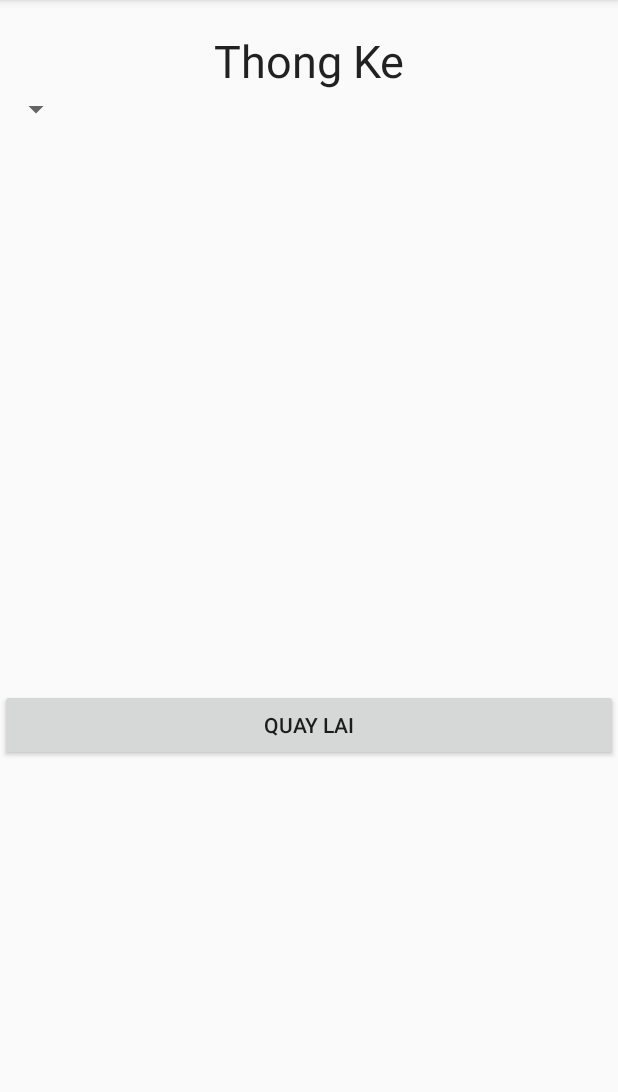
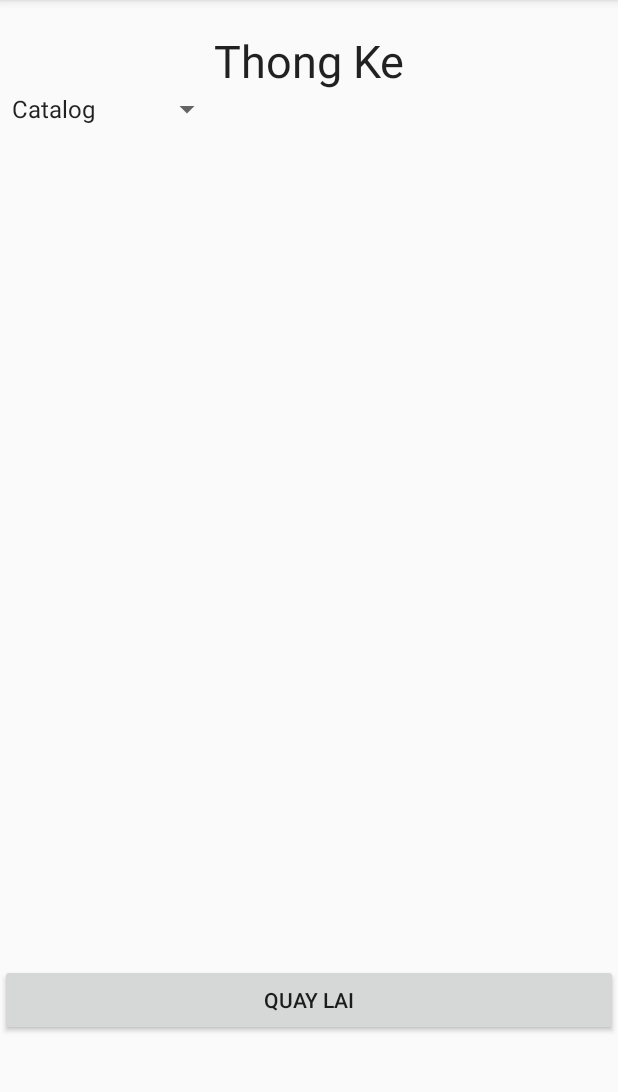
Before and after one commit to ptuanvu/MoneyKeeper, an Android app: the fragment ThongKeFragment placed in its activity, on a phone screen of 412 x 824 dp, the part 84-1176 px from its top. Run offline under Robolectric (Android 15) with nearby library versions, the phone set to English and light mode, and no system bars; libraries missing offline, so code that uses them is left out: com.orm; 4 statements that could not run were skipped.

Commit message:
update thong ke

```diff
--- a/app/src/main/java/hcmus/vuphan/moneykeeper/scences/ThongKeFragment.java
+++ b/app/src/main/java/hcmus/vuphan/moneykeeper/scences/ThongKeFragment.java
@@ -10,6 +10,7 @@ import android.view.ViewGroup;
 import android.widget.AdapterView;
 import android.widget.ArrayAdapter;
 import android.widget.Button;
+import android.widget.ListView;
 import android.widget.Spinner;
 import android.widget.TextView;
 
@@ -17,6 +18,7 @@ import java.util.ArrayList;
 import java.util.List;
 
 import hcmus.vuphan.moneykeeper.R;
+import hcmus.vuphan.moneykeeper.model.Catalog;
 import hcmus.vuphan.moneykeeper.model.ChiTieuThang;
 import hcmus.vuphan.moneykeeper.model.Giaodich;
 
@@ -28,6 +30,7 @@ public class ThongKeFragment extends Fragment{
     Spinner spinner ;
     TextView txtviewthongke;
     Button btnThongkequaylai;
+    ListView listthongke;
     static Context context;
     public static void setContext(Context context) {
         ThongKeFragment.context = context;
@@ -45,15 +48,15 @@ public class ThongKeFragment extends Fragment{
     public View onCreateView(LayoutInflater inflater, ViewGroup container, Bundle savedInstanceState) {
         View view=inflater.inflate(R.layout.thongke_layout,container,false);
         spinner = (Spinner) view.findViewById(R.id.spinnerthongke);
-        txtviewthongke = (TextView) view.findViewById(R.id.txtviewThongke);
+        //txtviewthongke = (TextView) view.findViewById(R.id.txtviewThongke);
         btnThongkequaylai=(Button)view.findViewById(R.id.btnthongkequaylai);
+        listthongke = (ListView)view.findViewById(R.id.listthongke);
 
-        final List<ChiTieuThang> chiTieuThangs = ChiTieuThang.listAll(ChiTieuThang.class);
-        List<String> list = new ArrayList<>();
-        for (ChiTieuThang chiTieuThang : chiTieuThangs){
-            String value=(String) android.text.format.DateFormat.format("MMM/yyyy", chiTieuThang.getThoiGian());
-            list.add(value);
-        }
+        //final List<ChiTieuThang> chiTieuThangs = ChiTieuThang.listAll(ChiTieuThang.class);
+        final List<String> list = new ArrayList<>();
+        list.add("Catalog");
+        list.add("Tháng/Năm");
+
         ArrayAdapter<String> adapter = new ArrayAdapter<String>(context, android.R.layout.simple_spinner_item, list);
         adapter.setDropDownViewResource(android.R.layout.simple_spinner_dropdown_item);
         spinner.setAdapter(adapter);
@@ -61,16 +64,71 @@ public class ThongKeFragment extends Fragment{
         spinner.setOnItemSelectedListener(new AdapterView.OnItemSelectedListener() {
             @Override
             public void onItemSelected(AdapterView<?> parent, View view, int position, long id) {
-                String thangnam = spinner.getSelectedItem().toString();
+
+                String kieuthongke = spinner.getSelectedItem().toString();
                 List<Giaodich> giaodichList = Giaodich.listAll(Giaodich.class);
-                int tonggiaodich = 0;
-                for (Giaodich giaodich : giaodichList) {
-                    String value = (String) android.text.format.DateFormat.format("MMM/yyyy", giaodich.getThoiGian());
-                    if (thangnam.equals(value)) {
-                        tonggiaodich++;
-                    }
+                List<Integer> sothongke = new ArrayList<Integer>();
+                List<Integer> tongtien = new ArrayList<Integer>();
+                List<String> data = new ArrayList<String>();
+                switch (kieuthongke) {
+                    case "Catalog":
+                        //List<Giaodich> giaodichList = Giaodich.listAll(Giaodich.class);
+                        List<Catalog> catalogList = Catalog.listAll(Catalog.class);
+
+                        for (int i = 0; i < catalogList.size(); i++) {
+                            sothongke.add(0);
+                            tongtien.add(0);
+                        }
+                        for (int i = 0; i < giaodichList.size(); i++) {
+                            for (Catalog catalog : catalogList) {
+                                if (catalog.getTitle().equals(giaodichList.get(i).getID_Catalog())) {
+                                    sothongke.set(i, sothongke.get(i) + 1);
+                                    tongtien.set(i, tongtien.get(i) + giaodichList.get(i).getTongtien());
+                                    break;
+                                }
+                            }
+                        }
+
+                        for (int i = 0; i < catalogList.size(); i++) {
+                            data.add(catalogList.get(i).getTitle() + "\t" + sothongke.get(i).toString() + "\t" + tongtien.get(i).toString());
+                        }
+                        ArrayAdapter arrayAdapter = new ArrayAdapter(context,R.layout.thongkeitem_layout,data);
+                        listthongke.setAdapter(arrayAdapter);
+
+                        break;
+                    case "Tháng/Năm":
+                        List<ChiTieuThang> chiTieuThangs = ChiTieuThang.listAll(ChiTieuThang.class);
+
+                        for (int i = 0; i < chiTieuThangs.size(); i++) {
+                            sothongke.add(0);
+                            tongtien.add(0);
+                        }
+                        for (int i = 0; i < giaodichList.size(); i++) {
+                            String thoigiangiaodich = (String) android.text.format.DateFormat.format("MMM/yyyy", giaodichList.get(i).getThoiGian());
+                            for (ChiTieuThang chiTieuThang : chiTieuThangs) {
+                                String chitieuthoigian = (String) android.text.format.DateFormat.format("MMM/yyyy", chiTieuThang.getThoiGian());
+                                if (thoigiangiaodich.equals(chitieuthoigian)) {
+                                    sothongke.set(i, sothongke.get(i) + 1);
+                                    tongtien.set(i, tongtien.get(i) + giaodichList.get(i).getTongtien());
+                                    break;
+                                }
+                            }
+
+                        }
+                        data = new ArrayList<String>();
+                        for (int i = 0; i < chiTieuThangs.size(); i++) {
+                            String chitieuthoigian = (String) android.text.format.DateFormat.format("MMM/yyyy", chiTieuThangs.get(i).getThoiGian());
+                            data.add(chitieuthoigian + "\t" + sothongke.get(i).toString() + "\t" + tongtien.get(i).toString());
+                        }
+                        //code o day
+                        ArrayAdapter arrayAdapter1 = new ArrayAdapter(context,R.layout.thongkeitem_layout,data);
+                        listthongke.setAdapter(arrayAdapter1);
+
+
+                        break;
+
                 }
-                txtviewthongke.append(Integer.toString(tonggiaodich)+ "\t" + chiTieuThangs.get(position).getSoTienToiDa() );
+                //txtviewthongke.append(Integer.toString(tonggiaodich)+ "\t" + chiTieuThangs.get(position).getSoTienToiDa() );
             }
 
             @Override
--- a/app/src/main/res/layout/thongke_layout.xml
+++ b/app/src/main/res/layout/thongke_layout.xml
@@ -25,15 +25,13 @@
             android:id="@+id/spinnerthongke"
             android:layout_marginBottom="20dp"
             />
-
     </LinearLayout>
 
-    <TextView
-        android:layout_width="match_parent"
-        android:layout_height="253dp"
-        android:textAppearance="?android:attr/textAppearanceLarge"
-        android:id="@+id/txtviewThongke"
-        android:layout_weight="0.28" />
+    <ListView
+        android:layout_width="wrap_content"
+        android:layout_height="319dp"
+        android:id="@+id/listthongke"
+        android:layout_weight="0.74" />
 
     <Button
         android:layout_width="match_parent"
--- /dev/null
+++ b/app/src/main/res/layout/thongkeitem_layout.xml
@@ -0,0 +1,5 @@
+<TextView xmlns:android="http://schemas.android.com/apk/res/android"
+    android:id="@+id/rowTextView"
+    android:layout_width="fill_parent"
+    android:layout_height="wrap_content">
+</TextView>
```
Also changed, not shown: 141 other files.
